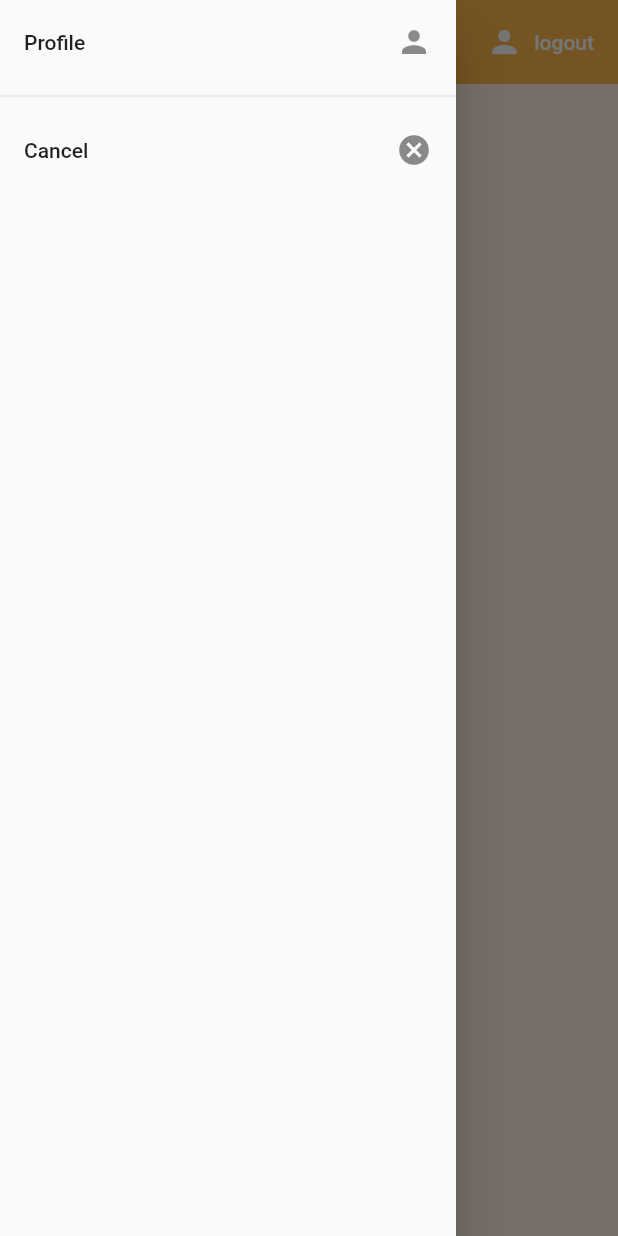
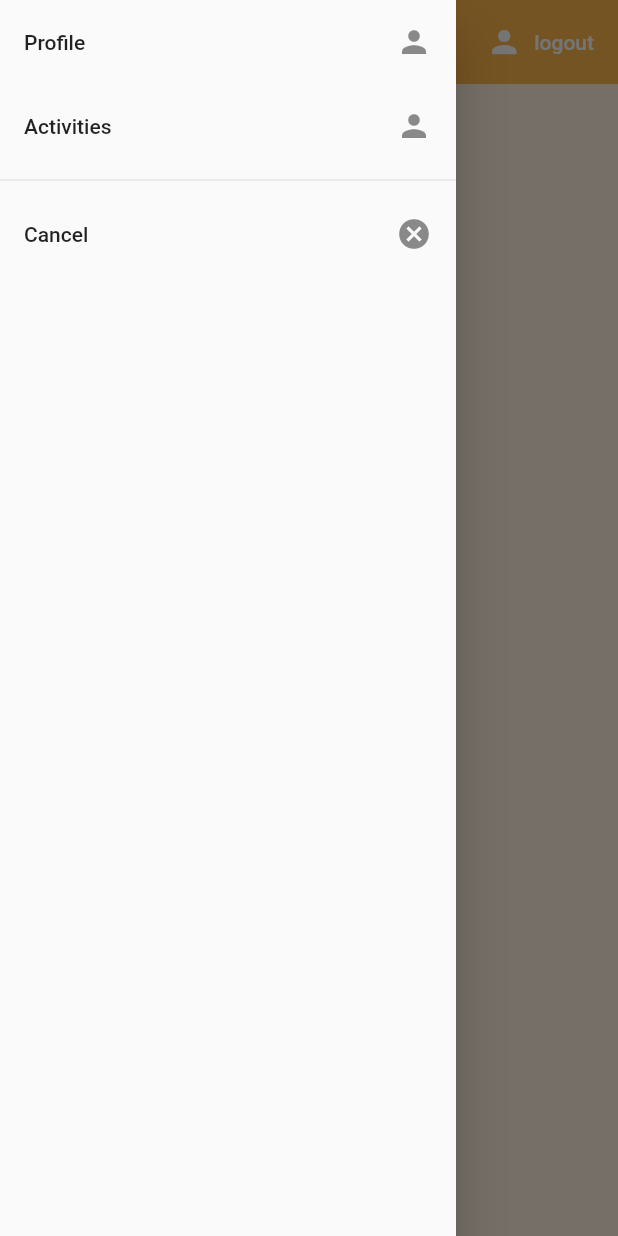
Before and after one commit to lamaw01/acctendance, a Flutter app: the screen it shows once a user with an empty profile is signed in, with the side drawer open, on a phone screen of 412 x 824 dp. Run offline on Flutter 3.47's test engine with Material 2 defaults, Android fonts, the phone set to English and light mode, and no system bars; our stand-ins replace cloud_firestore, firebase_auth, flutter_spinkit; missing offline and left inert: barcode_scan; accounts and stored records are empty.

Commit message:
qr code done

```diff
--- /dev/null
+++ b/lib/models/qrcode.dart
@@ -0,0 +1,8 @@
+class QRcode {
+
+  final String uid;
+  final String qrcodedata;
+
+  QRcode({this.uid, this.qrcodedata});
+
+}
--- a/lib/screens/authenticate/register.dart
+++ b/lib/screens/authenticate/register.dart
@@ -98,7 +98,7 @@ class _RegisterState extends State<Register> {
                 SizedBox(height: 5.0
                 ),
                 RaisedButton(
-                  color: Colors.pink,
+                  color: Colors.orange[400],
                   child: Text('Register',
                     style: TextStyle(color: Colors.white)
                   ),
--- a/lib/screens/authenticate/sign_in.dart
+++ b/lib/screens/authenticate/sign_in.dart
@@ -69,7 +69,7 @@ class _SignInState extends State<SignIn> {
               SizedBox(height: 5.0
               ),
               RaisedButton(
-                color: Colors.pink,
+                color: Colors.orange[400],
                 child: Text('Sign in',
                   style: TextStyle(color: Colors.white)
                 ),
--- a/lib/screens/home/home.dart
+++ b/lib/screens/home/home.dart
@@ -1,13 +1,53 @@
+//import 'package:acctendance/models/qrcode.dart';
 import 'package:acctendance/models/user.dart';
+import 'package:acctendance/screens/pages/activities.dart';
 import 'package:acctendance/screens/pages/profile.dart';
 import 'package:acctendance/services/auth.dart';
+//import 'package:acctendance/shared/constants.dart';
 import 'package:flutter/material.dart';
 import 'package:acctendance/services/database.dart';
+import 'package:flutter/services.dart';
 import 'package:provider/provider.dart';
+import 'package:barcode_scan/barcode_scan.dart';
 
-class Home extends StatelessWidget {
+class Home extends StatefulWidget {
+  @override
+  _HomeState createState() => _HomeState();
+}
+
+class _HomeState extends State<Home> {
 
   final AuthService _auth = AuthService();
+  final _formKey = GlobalKey<FormState>();
+
+  String result = '';
+
+  Future _scanQR() async {
+    try{
+      String qrResult = await BarcodeScanner.scan();
+      setState(() {
+        result = qrResult;
+      });
+    } on PlatformException catch(e){
+      if(e.code == BarcodeScanner.CameraAccessDenied){
+        setState(() {
+          result ="Camera Access Denied";
+        });
+      }else{
+        setState(() {
+          result = "Unknown Error $e";
+        });
+      }
+    } on FormatException{
+      setState(() {
+        result = "You Pressed the back button before scanning";
+      });
+    }catch(e){
+      setState(() {
+          result = "Unknown Error $e";
+      });
+    }
+  }
 
   @override
   Widget build(BuildContext context) {
@@ -27,7 +67,17 @@ class Home extends StatelessWidget {
                     Navigator.of(context).push(MaterialPageRoute(builder: (BuildContext context) => ProfilePage()));
                   },
                 ),
-                new Divider(),
+                ListTile(
+                  title: Text(
+                    'Activities'
+                  ),
+                  trailing: Icon(Icons.person),
+                  onTap: (){
+                    Navigator.of(context).pop();
+                    Navigator.of(context).push(MaterialPageRoute(builder: (BuildContext context) => ActivitiesPage()));
+                  },
+                ),
+                Divider(),
                 ListTile(
                   title: Text(
                     'Cancel'
@@ -42,7 +92,7 @@ class Home extends StatelessWidget {
           ),
         backgroundColor: Colors.orange[50],
         appBar: AppBar(
-          title: Text('Acttendance'),
+          title: Text('Home'),
           backgroundColor: Colors.orange[300],
           elevation: 0.0,
           actions: <Widget>[
@@ -56,10 +106,46 @@ class Home extends StatelessWidget {
             )
           ],
         ),
-        body: Center(
-          child: Text('Home'),
+        body: SingleChildScrollView(
+          scrollDirection: Axis.vertical,
+          child: Container(
+          padding: EdgeInsets.symmetric(vertical: 20.0, horizontal: 20.0),
+          child: Form(
+            key: _formKey,
+            child: Column(
+              children: <Widget>[
+                SizedBox(height: 20.0),
+                Center(
+                  child: Text(result),
+                ),
+                SizedBox(height: 5.0),
+                RaisedButton(
+                  color: Colors.orange[400],
+                  child: Text('Upload QRcode data',
+                    style: TextStyle(color: Colors.white)
+                  ),
+                  onPressed: () async{
+                    dynamic output = await _auth.insertQRCodeDataAuth(result);
+                    if(output == null){
+                        print("error");
+                      }
+                    print(result);
+                  }
+                ),
+              ],
+            ),
+          ),
         ),
+        ),
+        floatingActionButton: FloatingActionButton.extended(
+          icon: Icon(Icons.camera_alt),
+          label: Text('Scan'),
+          onPressed: _scanQR,
+          backgroundColor: Colors.orange[400],
+        ),
+        floatingActionButtonLocation: FloatingActionButtonLocation.centerFloat,
       ),
     );
   }
+
 }
--- /dev/null
+++ b/lib/screens/home/qrcodes_tile.dart
@@ -0,0 +1,24 @@
+import 'package:acctendance/models/qrcode.dart';
+//import 'package:acctendance/services/database.dart';
+//import 'package:acctendance/shared/loading.dart';
+import 'package:flutter/material.dart';
+//import 'package:provider/provider.dart';
+
+class QRCodesTile extends StatelessWidget {
+  final QRcode qrcode;
+  QRCodesTile({this.qrcode});
+
+  @override
+  Widget build(BuildContext context) {
+    //final qrcodes = Provider.of<QRcode>(context);
+
+    return Padding(
+      padding: EdgeInsets.only(top: 0.0),
+      child: Card(
+        child: ListTile(
+          title: Text('${qrcode.qrcodedata}'),
+        ),
+      ),
+    );
+  }
+}
--- a/lib/screens/home/users_list.dart
+++ b/lib/screens/home/users_list.dart
@@ -3,12 +3,12 @@ import 'package:acctendance/screens/home/users_tile.dart';
 import 'package:flutter/material.dart';
 import 'package:provider/provider.dart';
 
-class UserList extends StatefulWidget {
+class UsersList extends StatefulWidget {
   @override
-  _UserListState createState() => _UserListState();
+  _UsersListState createState() => _UsersListState();
 }
 
-class _UserListState extends State<UserList> {
+class _UsersListState extends State<UsersList> {
   @override
   Widget build(BuildContext context) {
 
--- a/lib/screens/home/users_tile.dart
+++ b/lib/screens/home/users_tile.dart
@@ -13,8 +13,6 @@ class UsersTile extends StatelessWidget {
   Widget build(BuildContext context) {
 
     final user = Provider.of<User>(context);
-
-
 
     return StreamBuilder<UserData>(
       stream: DatabaseService(uid: user.uid).userData,
--- a/lib/screens/pages/profile.dart
+++ b/lib/screens/pages/profile.dart
@@ -41,7 +41,7 @@ class _ProfilePageState extends State<ProfilePage> {
             ),
           ],
         ),
-        body: UserList(),
+        body: UsersList(),
       ),
     );
   }
--- a/lib/services/database.dart
+++ b/lib/services/database.dart
@@ -1,3 +1,4 @@
+import 'package:acctendance/models/qrcode.dart';
 import 'package:acctendance/models/user.dart';
 import 'package:cloud_firestore/cloud_firestore.dart';
 
@@ -9,6 +10,7 @@ class DatabaseService {
   //collection reference
   final CollectionReference user = Firestore.instance.collection('users');
 
+  final CollectionReference qrcodes = Firestore.instance.collection('qrcodes');
 
   //insert additional user data parameters
   Future insertUserData(String email, String password, String name, String idNumber, String course) async {
@@ -30,16 +32,31 @@ class DatabaseService {
     });
   }
 
+  //insert QRCodedata
+  Future insertQRCodeData(String qrcodedata) async {
+    return await qrcodes.document(uid).setData({
+      'qrcodedata' : qrcodedata,
+    });
+  }
+
 
 
   //users list from snapshot
-  // ignore: unused_element
   List<UserData> _usersListFromSnapshot(QuerySnapshot snapshot){
     return snapshot.documents.map((doc){
       return UserData(
         idNumber: doc.data['idNumber'] ?? '',
         name: doc.data['name'] ?? '',
         course: doc.data['course'] ?? '',
+      );
+    }).toList();
+  }
+
+  //users list from snapshot
+  List<QRcode> _qrcodesListFromSnapshot(QuerySnapshot snapshot){
+    return snapshot.documents.map((doc){
+      return QRcode(
+        qrcodedata: doc.data['qrcodedata'] ?? '',
       );
     }).toList();
   }
@@ -54,10 +71,24 @@ class DatabaseService {
     );
   }
 
+  //QRcode data from snapshot
+  QRcode _qrcodesDataFromSnapshot(DocumentSnapshot snapshot){
+    return QRcode(
+      //uid: uid,
+      qrcodedata: snapshot.data['qrcodedata'],
+    );
+  }
+
   //get user stream
   Stream<List<UserData>> get users {
     return user.snapshots()
       .map(_usersListFromSnapshot);
+  }
+
+   //get QRcode stream
+  Stream<List<QRcode>> get qr {
+    return qrcodes.snapshots()
+      .map(_qrcodesListFromSnapshot);
   }
 
   //get user doc stream
@@ -66,4 +97,9 @@ class DatabaseService {
       .map(_userDataFromSnapshot);
   }
 
+  //get QRcode doc stream
+  Stream<QRcode> get qrcodesdata{
+    return qrcodes.document(uid).snapshots()
+      .map(_qrcodesDataFromSnapshot);
+  }
 }
--- a/pubspec.yaml
+++ b/pubspec.yaml
@@ -26,7 +26,9 @@ dependencies:
   firebase_auth: ^0.15.1
   cloud_firestore: ^0.12.11
   provider: ^3.2.0
-  flutter_spinkit: "^4.1.0"
+  flutter_spinkit: ^4.1.0
+  barcode_scan: ^1.0.0
+
 
 dev_dependencies:
   flutter_test:
```
Also changed, not shown: lib/screens/home/qrcodes_list.dart (added, +24 -0 lines), lib/screens/pages/activities.dart (added, +30 -0 lines), lib/services/auth.dart (+17 -4 lines), pubspec.lock, 4 other files.
